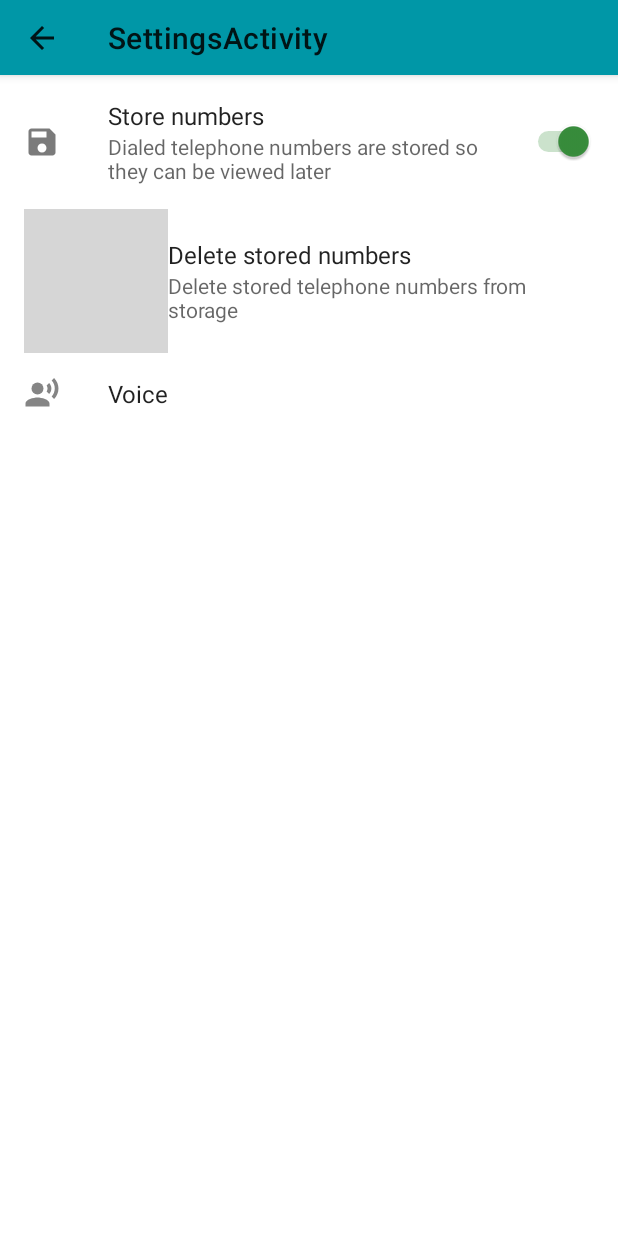
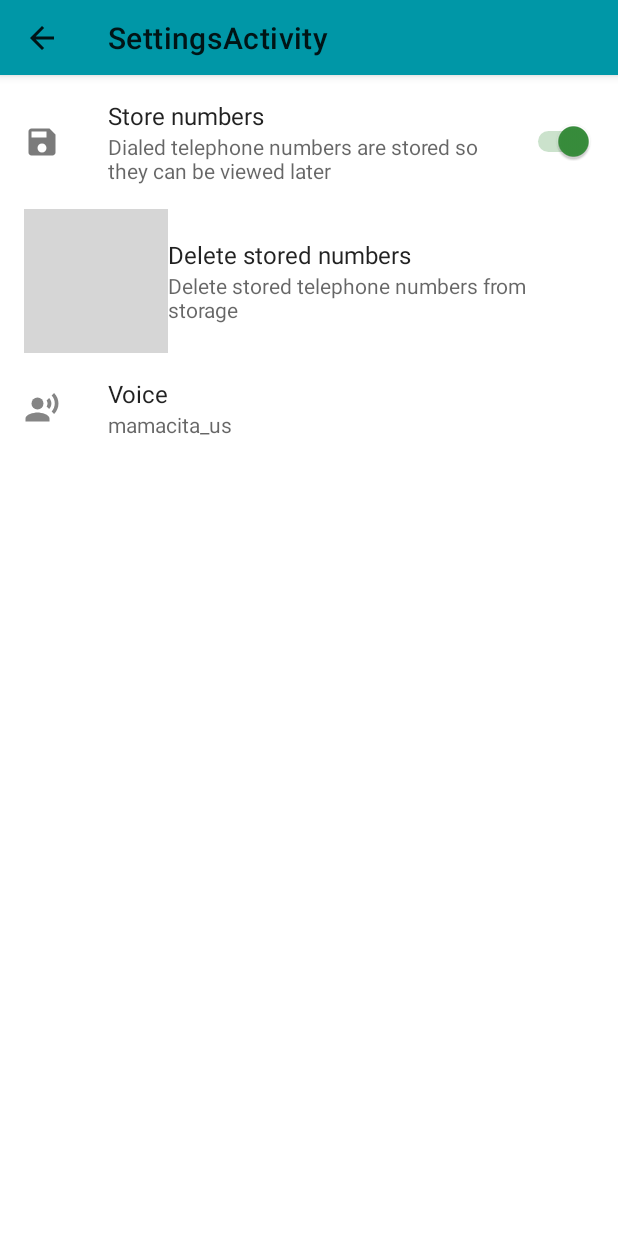
Before and after one commit to Fredriish/Android-university-project, an Android app: the SettingsActivity screen opened directly, with no data from a screen before it, on a phone screen of 412 x 824 dp. Run offline under Robolectric (Android 15) with nearby library versions, the phone set to English and light mode, and no system bars; our stand-ins replace androidx.preference; grey boxes are pictures that could not be loaded.

Commit message:
Task 3 klart

```diff
--- a/app/src/main/java/se/miun/frba1901/dt031g/dialer/SettingsActivity.java
+++ b/app/src/main/java/se/miun/frba1901/dt031g/dialer/SettingsActivity.java
@@ -15,6 +15,7 @@ import androidx.preference.Preference;
 import androidx.preference.PreferenceFragmentCompat;
 import androidx.preference.PreferenceManager;
 
+import java.io.File;
 import java.util.HashSet;
 import java.util.Set;
 
@@ -48,7 +49,23 @@ public class SettingsActivity extends AppCompatActivity {
             setPreferenceClickListeners();
         }
         private void setupVoiceListPreference(){
-            ListPreference voiceList = (ListPreference) findPreference(getContext().getString(R.string.choose_voice_key));
+            ListPreference voiceListPreference = (ListPreference) findPreference(getContext().getString(R.string.choose_voice_key));
+            File voicesDir = Util.getVoicesDir(getContext());
+            if(voicesDir.exists()) {
+                CharSequence[] availableVoices = voicesDir.list();
+                voiceListPreference.setEntries(availableVoices);
+                voiceListPreference.setEntryValues(availableVoices);
+            }
+            voiceListPreference.setSummary(voiceListPreference.getEntry());
+
+            // Ändrar summary till nuvarande preference varje gång det ändras
+            voiceListPreference.setOnPreferenceChangeListener(new Preference.OnPreferenceChangeListener() {
+                @Override
+                public boolean onPreferenceChange(Preference preference, Object newValue) {
+                    voiceListPreference.setSummary(newValue.toString());
+                    return true;
+                }
+            });
         }
         private void setPreferenceClickListeners(){
             Preference deleteStoredNumbersPreference = findPreference(getContext()
--- a/app/src/main/java/se/miun/frba1901/dt031g/dialer/Util.java
+++ b/app/src/main/java/se/miun/frba1901/dt031g/dialer/Util.java
@@ -230,4 +230,12 @@ public class Util {
         // We return true if the amount of files matches the amount of filenames that should exist
         return soundFiles.length == DEFAULT_VOICE_FILE_NAMES.size();
     }
+
+    /**
+     * Gets the directory that holds the voices
+     * @return Returns the directory that contains all the voice directories
+     */
+    public static File getVoicesDir(Context context){
+        return new File(getInternalStorageDir(context), VOICE_DIR);
+    }
 }
--- a/app/src/main/res/values/strings.xml
+++ b/app/src/main/res/values/strings.xml
@@ -19,4 +19,5 @@
     <string name="downloadVoicesTitle">DOWNLOAD VOICES</string>
     <string name="voices_download_url">https://dt031g.programvaruteknik.nu/dialer/voices</string>
     <string name="choose_voice_key">chooseVoice</string>
+    <string name="default_voice">mamacita_us</string>
 </resources>
--- a/app/src/main/res/xml/root_preferences.xml
+++ b/app/src/main/res/xml/root_preferences.xml
@@ -14,6 +14,7 @@
     <ListPreference
         android:icon="@drawable/ic_baseline_record_voice_over_24"
         android:key="@string/choose_voice_key"
-        android:title="Voice"/>
+        android:title="Voice"
+        android:defaultValue="@string/default_voice"/>
 
 </PreferenceScreen>
```
